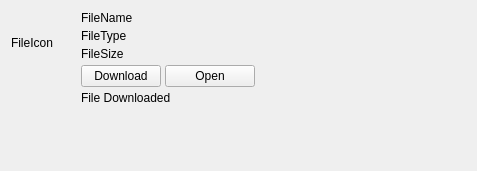
The window that sources/chat-area/post/attachments/AttachedBinaryFile.ui (Ri0n/matterleast) describes before a commit, drawn with Qt 5.
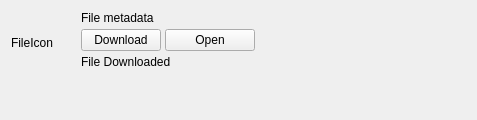
The same window after the commit.

Commit message: Render attachment metadata as one consistently spaced text block

Patch:
```diff
--- a/sources/chat-area/post/attachments/AttachedBinaryFile.ui
+++ b/sources/chat-area/post/attachments/AttachedBinaryFile.ui
@@ -7,7 +7,7 @@
     <x>0</x>
     <y>0</y>
     <width>477</width>
-    <height>171</height>
+    <height>120</height>
    </rect>
   </property>
   <property name="sizePolicy">
@@ -18,7 +18,7 @@
   </property>
   <property name="minimumSize">
    <size>
-    <width>200</width>
+    <width>0</width>
     <height>0</height>
    </size>
   </property>
@@ -76,42 +76,18 @@
         <enum>QLayout::SetDefaultConstraint</enum>
        </property>
        <item>
-        <widget class="QLabel" name="fileNameLabel">
-         <property name="maximumSize">
-          <size>
-           <width>16777215</width>
-           <height>16777215</height>
-          </size>
+        <widget class="QLabel" name="metadataLabel">
+         <property name="sizePolicy">
+          <sizepolicy hsizetype="Ignored" vsizetype="Preferred">
+           <horstretch>0</horstretch>
+           <verstretch>0</verstretch>
+          </sizepolicy>
          </property>
-         <property name="text">
-          <string>FileName</string>
+         <property name="alignment">
+          <set>Qt::AlignLeading|Qt::AlignLeft|Qt::AlignTop</set>
          </property>
-        </widget>
-       </item>
-       <item>
-        <widget class="QLabel" name="fileTypeLabel">
-         <property name="maximumSize">
-          <size>
-           <width>1000</width>
-           <height>20</height>
-          </size>
-         </property>
-         <property name="text">
-          <string>FileType</string>
-         </property>
-        </widget>
-       </item>
-       <item>
-        <widget class="QLabel" name="fileSizeLabel">
-         <property name="maximumSize">
-          <size>
-           <width>1000</width>
-           <height>20</height>
-          </size>
-         </property>
-         <property name="text">
-          <string>FileSize</string>
-         </property>
+         <property name="wordWrap"><bool>true</bool></property>
+         <property name="text"><string>File metadata</string></property>
         </widget>
        </item>
        <item>
```
